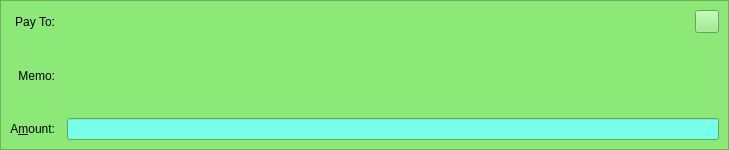
gjhiggins/gapcoin, file src/qt/forms/sendcoinsentry.ui: the form before one commit.
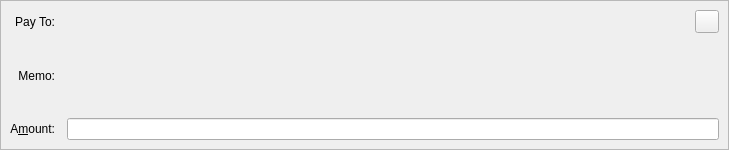
The form after the commit. The open tabs and pages were chosen to show the change. Icons and pictures are not drawn. Custom widgets are drawn as their Qt base class.

```diff
--- a/src/qt/forms/sendcoinsentry.ui
+++ b/src/qt/forms/sendcoinsentry.ui
@@ -669,448 +669,6 @@
    </layout>
   </widget>
   <widget class="QFrame" name="SendCoins_SecurePaymentRequest">
-   <property name="palette">
-    <palette>
-     <active>
-      <colorrole role="WindowText">
-       <brush brushstyle="SolidPattern">
-        <color alpha="255">
-         <red>0</red>
-         <green>0</green>
-         <blue>0</blue>
-        </color>
-       </brush>
-      </colorrole>
-      <colorrole role="Button">
-       <brush brushstyle="SolidPattern">
-        <color alpha="255">
-         <red>140</red>
-         <green>232</green>
-         <blue>119</blue>
-        </color>
-       </brush>
-      </colorrole>
-      <colorrole role="Light">
-       <brush brushstyle="SolidPattern">
-        <color alpha="255">
-         <red>230</red>
-         <green>255</green>
-         <blue>224</blue>
-        </color>
-       </brush>
-      </colorrole>
-      <colorrole role="Midlight">
-       <brush brushstyle="SolidPattern">
-        <color alpha="255">
-         <red>185</red>
-         <green>243</green>
-         <blue>171</blue>
-        </color>
-       </brush>
-      </colorrole>
-      <colorrole role="Dark">
-       <brush brushstyle="SolidPattern">
-        <color alpha="255">
-         <red>70</red>
-         <green>116</green>
-         <blue>59</blue>
-        </color>
-       </brush>
-      </colorrole>
-      <colorrole role="Mid">
-       <brush brushstyle="SolidPattern">
-        <color alpha="255">
-         <red>93</red>
-         <green>155</green>
-         <blue>79</blue>
-        </color>
-       </brush>
-      </colorrole>
-      <colorrole role="Text">
-       <brush brushstyle="SolidPattern">
-        <color alpha="255">
-         <red>0</red>
-         <green>0</green>
-         <blue>0</blue>
-        </color>
-       </brush>
-      </colorrole>
-      <colorrole role="BrightText">
-       <brush brushstyle="SolidPattern">
-        <color alpha="255">
-         <red>155</red>
-         <green>255</green>
-         <blue>147</blue>
-        </color>
-       </brush>
-      </colorrole>
-      <colorrole role="ButtonText">
-       <brush brushstyle="SolidPattern">
-        <color alpha="255">
-         <red>0</red>
-         <green>0</green>
-         <blue>0</blue>
-        </color>
-       </brush>
-      </colorrole>
-      <colorrole role="Base">
-       <brush brushstyle="SolidPattern">
-        <color alpha="255">
-         <red>119</red>
-         <green>255</green>
-         <blue>233</blue>
-        </color>
-       </brush>
-      </colorrole>
-      <colorrole role="Window">
-       <brush brushstyle="SolidPattern">
-        <color alpha="255">
-         <red>140</red>
-         <green>232</green>
-         <blue>119</blue>
-        </color>
-       </brush>
-      </colorrole>
-      <colorrole role="Shadow">
-       <brush brushstyle="SolidPattern">
-        <color alpha="255">
-         <red>0</red>
-         <green>0</green>
-         <blue>0</blue>
-        </color>
-       </brush>
-      </colorrole>
-      <colorrole role="AlternateBase">
-       <brush brushstyle="SolidPattern">
-        <color alpha="255">
-         <red>197</red>
-         <green>243</green>
-         <blue>187</blue>
-        </color>
-       </brush>
-      </colorrole>
-      <colorrole role="NoRole">
-       <brush brushstyle="SolidPattern">
-        <color alpha="255">
-         <red>125</red>
-         <green>194</green>
-         <blue>122</blue>
-        </color>
-       </brush>
-      </colorrole>
-      <colorrole role="ToolTipBase">
-       <brush brushstyle="SolidPattern">
-        <color alpha="255">
-         <red>255</red>
-         <green>255</green>
-         <blue>220</blue>
-        </color>
-       </brush>
-      </colorrole>
-      <colorrole role="ToolTipText">
-       <brush brushstyle="SolidPattern">
-        <color alpha="255">
-         <red>0</red>
-         <green>0</green>
-         <blue>0</blue>
-        </color>
-       </brush>
-      </colorrole>
-     </active>
-     <inactive>
-      <colorrole role="WindowText">
-       <brush brushstyle="SolidPattern">
-        <color alpha="255">
-         <red>0</red>
-         <green>0</green>
-         <blue>0</blue>
-        </color>
-       </brush>
-      </colorrole>
-      <colorrole role="Button">
-       <brush brushstyle="SolidPattern">
-        <color alpha="255">
-         <red>140</red>
-         <green>232</green>
-         <blue>119</blue>
-        </color>
-       </brush>
-      </colorrole>
-      <colorrole role="Light">
-       <brush brushstyle="SolidPattern">
-        <color alpha="255">
-         <red>230</red>
-         <green>255</green>
-         <blue>224</blue>
-        </color>
-       </brush>
-      </colorrole>
-      <colorrole role="Midlight">
-       <brush brushstyle="SolidPattern">
-        <color alpha="255">
-         <red>185</red>
-         <green>243</green>
-         <blue>171</blue>
-        </color>
-       </brush>
-      </colorrole>
-      <colorrole role="Dark">
-       <brush brushstyle="SolidPattern">
-        <color alpha="255">
-         <red>70</red>
-         <green>116</green>
-         <blue>59</blue>
-        </color>
-       </brush>
-      </colorrole>
-      <colorrole role="Mid">
-       <brush brushstyle="SolidPattern">
-        <color alpha="255">
-         <red>93</red>
-         <green>155</green>
-         <blue>79</blue>
-        </color>
-       </brush>
-      </colorrole>
-      <colorrole role="Text">
-       <brush brushstyle="SolidPattern">
-        <color alpha="255">
-         <red>0</red>
-         <green>0</green>
-         <blue>0</blue>
-        </color>
-       </brush>
-      </colorrole>
-      <colorrole role="BrightText">
-       <brush brushstyle="SolidPattern">
-        <color alpha="255">
-         <red>155</red>
-         <green>255</green>
-         <blue>147</blue>
-        </color>
-       </brush>
-      </colorrole>
-      <colorrole role="ButtonText">
-       <brush brushstyle="SolidPattern">
-        <color alpha="255">
-         <red>0</red>
-         <green>0</green>
-         <blue>0</blue>
-        </color>
-       </brush>
-      </colorrole>
-      <colorrole role="Base">
-       <brush brushstyle="SolidPattern">
-        <color alpha="255">
-         <red>119</red>
-         <green>255</green>
-         <blue>233</blue>
-        </color>
-       </brush>
-      </colorrole>
-      <colorrole role="Window">
-       <brush brushstyle="SolidPattern">
-        <color alpha="255">
-         <red>140</red>
-         <green>232</green>
-         <blue>119</blue>
-        </color>
-       </brush>
-      </colorrole>
-      <colorrole role="Shadow">
-       <brush brushstyle="SolidPattern">
-        <color alpha="255">
-         <red>0</red>
-         <green>0</green>
-         <blue>0</blue>
-        </color>
-       </brush>
-      </colorrole>
-      <colorrole role="AlternateBase">
-       <brush brushstyle="SolidPattern">
-        <color alpha="255">
-         <red>197</red>
-         <green>243</green>
-         <blue>187</blue>
-        </color>
-       </brush>
-      </colorrole>
-      <colorrole role="NoRole">
-       <brush brushstyle="SolidPattern">
-        <color alpha="255">
-         <red>125</red>
-         <green>194</green>
-         <blue>122</blue>
-        </color>
-       </brush>
-      </colorrole>
-      <colorrole role="ToolTipBase">
-       <brush brushstyle="SolidPattern">
-        <color alpha="255">
-         <red>255</red>
-         <green>255</green>
-         <blue>220</blue>
-        </color>
-       </brush>
-      </colorrole>
-      <colorrole role="ToolTipText">
-       <brush brushstyle="SolidPattern">
-        <color alpha="255">
-         <red>0</red>
-         <green>0</green>
-         <blue>0</blue>
-        </color>
-       </brush>
-      </colorrole>
-     </inactive>
-     <disabled>
-      <colorrole role="WindowText">
-       <brush brushstyle="SolidPattern">
-        <color alpha="255">
-         <red>70</red>
-         <green>116</green>
-         <blue>59</blue>
-        </color>
-       </brush>
-      </colorrole>
-      <colorrole role="Button">
-       <brush brushstyle="SolidPattern">
-        <color alpha="255">
-         <red>140</red>
-         <green>232</green>
-         <blue>119</blue>
-        </color>
-       </brush>
-      </colorrole>
-      <colorrole role="Light">
-       <brush brushstyle="SolidPattern">
-        <color alpha="255">
-         <red>230</red>
-         <green>255</green>
-         <blue>224</blue>
-        </color>
-       </brush>
-      </colorrole>
-      <colorrole role="Midlight">
-       <brush brushstyle="SolidPattern">
-        <color alpha="255">
-         <red>185</red>
-         <green>243</green>
-         <blue>171</blue>
-        </color>
-       </brush>
-      </colorrole>
-      <colorrole role="Dark">
-       <brush brushstyle="SolidPattern">
-        <color alpha="255">
-         <red>70</red>
-         <green>116</green>
-         <blue>59</blue>
-        </color>
-       </brush>
-      </colorrole>
-      <colorrole role="Mid">
-       <brush brushstyle="SolidPattern">
-        <color alpha="255">
-         <red>93</red>
-         <green>155</green>
-         <blue>79</blue>
-        </color>
-       </brush>
-      </colorrole>
-      <colorrole role="Text">
-       <brush brushstyle="SolidPattern">
-        <color alpha="255">
-         <red>70</red>
-         <green>116</green>
-         <blue>59</blue>
-        </color>
-       </brush>
-      </colorrole>
-      <colorrole role="BrightText">
-       <brush brushstyle="SolidPattern">
-        <color alpha="255">
-         <red>155</red>
-         <green>255</green>
-         <blue>147</blue>
-        </color>
-       </brush>
-      </colorrole>
-      <colorrole role="ButtonText">
-       <brush brushstyle="SolidPattern">
-        <color alpha="255">
-         <red>70</red>
-         <green>116</green>
-         <blue>59</blue>
-        </color>
-       </brush>
-      </colorrole>
-      <colorrole role="Base">
-       <brush brushstyle="SolidPattern">
-        <color alpha="255">
-         <red>140</red>
-         <green>232</green>
-         <blue>119</blue>
-        </color>
-       </brush>
-      </colorrole>
-      <colorrole role="Window">
-       <brush brushstyle="SolidPattern">
-        <color alpha="255">
-         <red>140</red>
-         <green>232</green>
-         <blue>119</blue>
-        </color>
-       </brush>
-      </colorrole>
-      <colorrole role="Shadow">
-       <brush brushstyle="SolidPattern">
-        <color alpha="255">
-         <red>0</red>
-         <green>0</green>
-         <blue>0</blue>
-        </color>
-       </brush>
-      </colorrole>
-      <colorrole role="AlternateBase">
-       <brush brushstyle="SolidPattern">
-        <color alpha="255">
-         <red>140</red>
-         <green>232</green>
-         <blue>119</blue>
-        </color>
-       </brush>
-      </colorrole>
-      <colorrole role="NoRole">
-       <brush brushstyle="SolidPattern">
-        <color alpha="255">
-         <red>125</red>
-         <green>194</green>
-         <blue>122</blue>
-        </color>
-       </brush>
-      </colorrole>
-      <colorrole role="ToolTipBase">
-       <brush brushstyle="SolidPattern">
-        <color alpha="255">
-         <red>255</red>
-         <green>255</green>
-         <blue>220</blue>
-        </color>
-       </brush>
-      </colorrole>
-      <colorrole role="ToolTipText">
-       <brush brushstyle="SolidPattern">
-        <color alpha="255">
-         <red>0</red>
-         <green>0</green>
-         <blue>0</blue>
-        </color>
-       </brush>
-      </colorrole>
-     </disabled>
-    </palette>
-   </property>
    <property name="toolTip">
     <string>This is a verified payment request.</string>
    </property>
```
Left out of the diff: 417 changed lines with no effect on the pictures.
